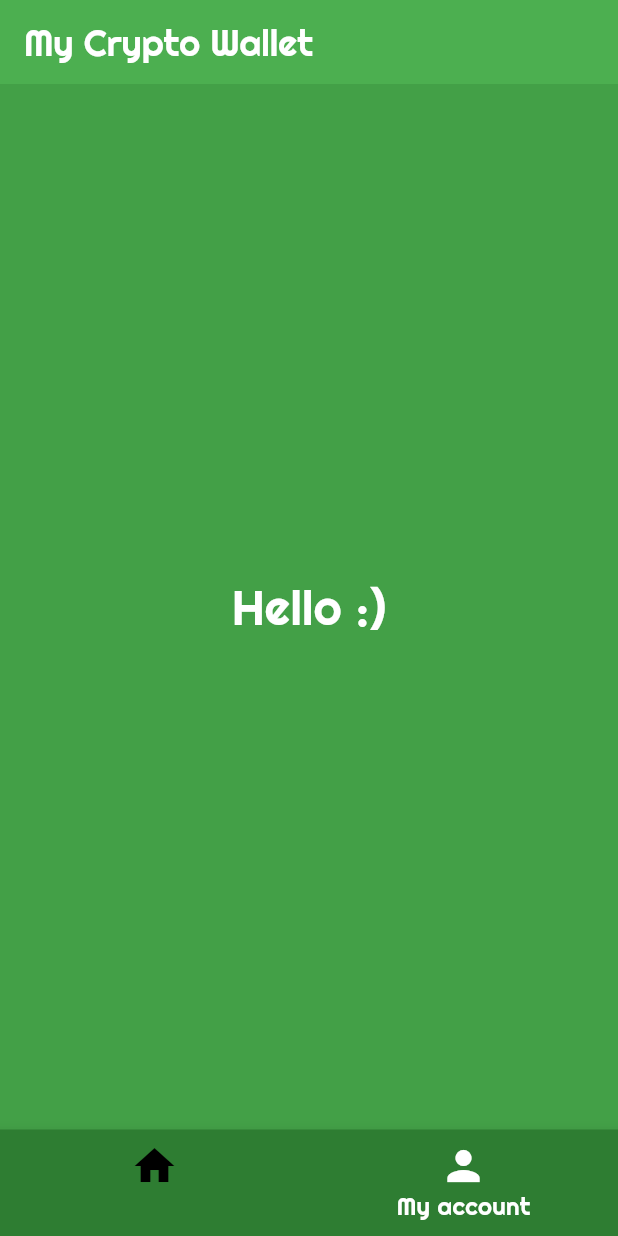
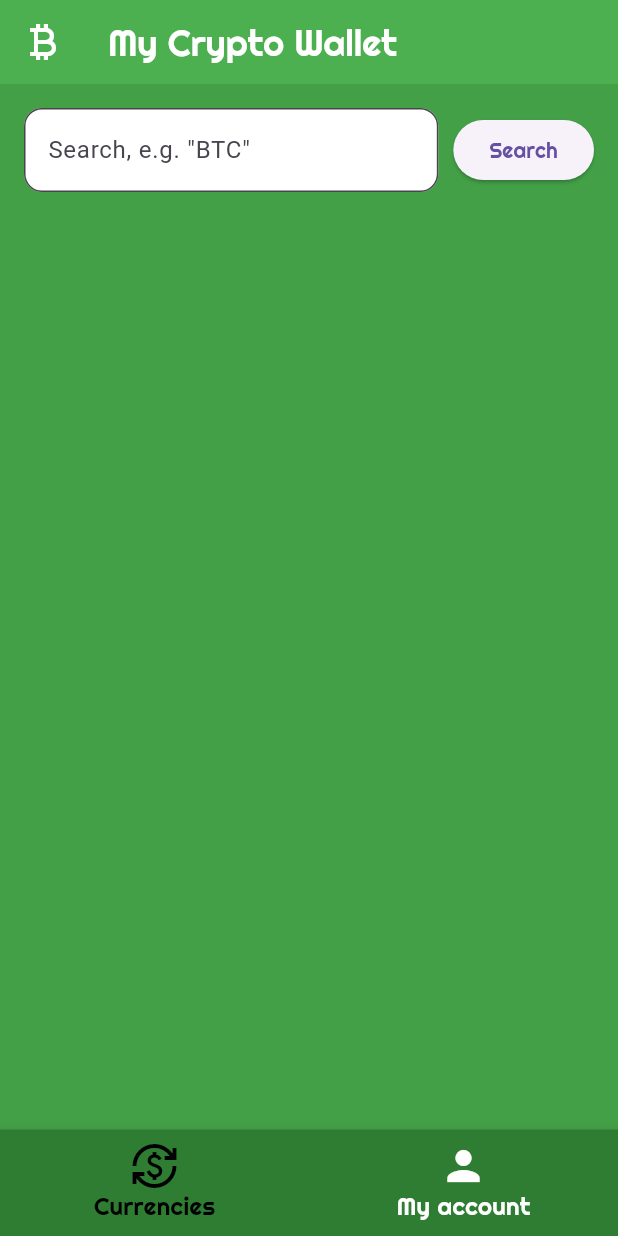
Before and after one commit to kubaolszewski/crypto_wallet, a Flutter app: the RoutePage screen opened directly, on a phone screen of 412 x 824 dp. Run offline on Flutter 3.47's test engine with Material 2 defaults, Android fonts, the phone set to English and light mode, and no system bars; our stand-ins replace bloc, dio, firebase_auth, firebase_core, flutter_bloc, google_fonts; missing offline and left inert: flutterfire_ui; accounts and stored records are empty.

Commit message:
Create currency model and API connection using Dio

```diff
--- a/lib/auth/pages/auth_gate.dart
+++ b/lib/app/auth/pages/auth_gate.dart
@@ -1,4 +1,4 @@
-import 'package:crypto_wallet/features/route_page.dart';
+import 'package:crypto_wallet/app/features/route_page.dart';
 import 'package:firebase_auth/firebase_auth.dart';
 import 'package:flutter/material.dart';
 import 'package:flutterfire_ui/auth.dart';
--- /dev/null
+++ b/lib/app/features/main_page/cubit/main_page_state.dart
@@ -0,0 +1,13 @@
+part of 'main_page_cubit.dart';
+
+class MainPageState {
+  const MainPageState({
+    this.currency,
+    this.status = Status.initial,
+    this.errorMessage,
+  });
+
+  final CurrencyModel? currency;
+  final Status status;
+  final String? errorMessage;
+}
--- /dev/null
+++ b/lib/app/features/main_page/main_page.dart
@@ -0,0 +1,156 @@
+import 'package:crypto_wallet/app/features/main_page/cubit/main_page_cubit.dart';
+import 'package:crypto_wallet/models/currency_model.dart';
+import 'package:flutter/material.dart';
+import 'package:flutter_bloc/flutter_bloc.dart';
+import 'package:google_fonts/google_fonts.dart';
+
+import '../../../repositories/currency_repository.dart';
+import '../../core/enum/enums.dart';
+
+class MainPage extends StatelessWidget {
+  const MainPage({
+    super.key,
+  });
+
+  @override
+  Widget build(BuildContext context) {
+    return BlocProvider(
+      create: (context) => MainPageCubit(
+        CurrencyRepository(),
+      ),
+      child: BlocConsumer<MainPageCubit, MainPageState>(
+        listener: (context, state) {
+          if (state.status == Status.error) {
+            final errorMessage = state.errorMessage.toString();
+            ScaffoldMessenger.of(context).showSnackBar(
+              SnackBar(
+                content: Text(errorMessage),
+                backgroundColor: Colors.red,
+              ),
+            );
+          }
+        },
+        builder: (context, state) {
+          final currencyModel = state.currency;
+          return Center(
+            child: Builder(builder: (context) {
+              if (state.status == Status.loading) {
+                return Center(
+                  child: Column(
+                    mainAxisAlignment: MainAxisAlignment.center,
+                    children: [
+                      Text(
+                        'Loading, please wait...',
+                        style: GoogleFonts.righteous(
+                          color: Colors.white,
+                          fontSize: 32,
+                        ),
+                      ),
+                      const CircularProgressIndicator(
+                        strokeWidth: 4.0,
+                      ),
+                    ],
+                  ),
+                );
+              }
+              return Center(
+                child: Column(
+                  children: [
+                    _SearchWidget(),
+                    if (currencyModel != null)
+                      _CurrencyModel(currencyModel: currencyModel),
+                  ],
+                ),
+              );
+            }),
+          );
+        },
+      ),
+    );
+  }
+}
+
+class _SearchWidget extends StatelessWidget {
+  _SearchWidget({
+    Key? key,
+  });
+
+  final _controller = TextEditingController();
+
+  @override
+  Widget build(BuildContext context) {
+    return Center(
+      child: Column(
+        mainAxisAlignment: MainAxisAlignment.center,
+        children: [
+          Padding(
+            padding: const EdgeInsets.all(16.0),
+            child: Row(
+              children: [
+                Expanded(
+                  child: TextField(
+                    controller: _controller,
+                    decoration: InputDecoration(
+                      border: OutlineInputBorder(
+                          borderRadius: BorderRadius.circular(12)),
+                      hintText: 'Search, e.g. "BTC"',
+                      filled: true,
+                      fillColor: Colors.white,
+                    ),
+                  ),
+                ),
+                const SizedBox(width: 10),
+                ElevatedButton(
+                  onPressed: () {
+                    // context
+                    //     .read<MainPageCubit>()
+                    //     .getCurrencyInfo(currencyName: _controller.text);
+                  },
+                  child: Text(
+                    'Search',
+                    style: GoogleFonts.righteous(),
+                  ),
+                )
+              ],
+            ),
+          )
+        ],
+      ),
+    );
+  }
+}
+
+class _CurrencyModel extends StatelessWidget {
+  const _CurrencyModel({
+    Key? key,
+    required this.currencyModel,
+  });
+
+  final CurrencyModel currencyModel;
+
+  @override
+  Widget build(BuildContext context) {
+    return Center(
+      child: Column(
+        mainAxisAlignment: MainAxisAlignment.center,
+        children: [
+          Text(
+            currencyModel.name,
+            style: GoogleFonts.righteous(
+              color: Colors.white,
+              fontSize: 32,
+            ),
+          ),
+          const SizedBox(height: 40),
+          Text(
+            currencyModel.value.toString(),
+            style: GoogleFonts.righteous(
+              color: Colors.white,
+              fontSize: 32,
+            ),
+          ),
+        ],
+      ),
+    );
+  }
+}
--- a/lib/features/route_page.dart
+++ b/lib/app/features/route_page.dart
@@ -1,5 +1,5 @@
-import 'package:crypto_wallet/features/main_page.dart';
-import 'package:crypto_wallet/features/my_account_page.dart';
+import 'package:crypto_wallet/app/features/main_page/main_page.dart';
+import 'package:crypto_wallet/app/features/my_account_page.dart';
 import 'package:flutter/material.dart';
 import 'package:google_fonts/google_fonts.dart';
 
@@ -17,6 +17,11 @@ class _RoutePageState extends State<RoutePage> {
     return Scaffold(
       backgroundColor: Colors.green[600],
       appBar: AppBar(
+        leading: const Icon(
+          Icons.currency_bitcoin,
+          color: Colors.white,
+          size: 32,
+        ),
         primary: true,
         automaticallyImplyLeading: false,
         backgroundColor: Colors.green,
@@ -58,10 +63,10 @@ class _RoutePageState extends State<RoutePage> {
             BottomNavigationBarItem(
               backgroundColor: Colors.white,
               icon: Icon(
-                Icons.home,
+                Icons.currency_exchange,
                 size: 32,
               ),
-              label: '',
+              label: 'Currencies',
             ),
             BottomNavigationBarItem(
               backgroundColor: Colors.white,
--- a/lib/features/main_page.dart
+++ /dev/null
@@ -1,26 +0,0 @@
-import 'package:flutter/material.dart';
-import 'package:google_fonts/google_fonts.dart';
-
-class MainPage extends StatelessWidget {
-  const MainPage({
-    super.key,
-  });
-
-  @override
-  Widget build(BuildContext context) {
-    return Center(
-      child: Column(
-        mainAxisAlignment: MainAxisAlignment.center,
-        children: [
-          Text(
-            'Hello :)',
-            style: GoogleFonts.righteous(
-              color: Colors.white,
-              fontSize: 32,
-            ),
-          )
-        ],
-      ),
-    );
-  }
-}
--- /dev/null
+++ b/lib/models/currency_model.dart
@@ -0,0 +1,10 @@
+class CurrencyModel {
+  CurrencyModel({
+    required this.name,
+    // required this.conversionCurrency,
+    required this.value,
+  });
+  final String name;
+  // final String conversionCurrency;
+  final double value;
+}
--- /dev/null
+++ b/lib/repositories/currency_repository.dart
@@ -0,0 +1,14 @@
+import 'package:crypto_wallet/models/currency_model.dart';
+import 'package:dio/dio.dart';
+
+class CurrencyRepository {
+  Future<CurrencyModel>? getCurrencyInfo({
+    required String currencyName,
+  }) async {
+    final serverResponse = await Dio().get(
+        'http://rest.coinapi.io/v1/exchangerate/BTC/USD?apikey=AC91C75A-6B9B-4E11-8F80-1F123E2B216E');
+    return CurrencyModel(name: 'Bitcoin', value: 25000.00);
+  }
+
+// http://rest.coinapi.io/v1/exchangerate/BTC/USD?apikey=AC91C75A-6B9B-4E11-8F80-1F123E2B216E
+}
--- a/lib/welcome_page.dart
+++ b/lib/welcome_page.dart
@@ -1,4 +1,4 @@
-import 'package:crypto_wallet/auth/pages/auth_gate.dart';
+import 'package:crypto_wallet/app/auth/pages/auth_gate.dart';
 import 'package:flutter/material.dart';
 import 'package:google_fonts/google_fonts.dart';
 
--- a/pubspec.yaml
+++ b/pubspec.yaml
@@ -39,6 +39,9 @@ dependencies:
   google_fonts: ^4.0.3
   flutterfire_ui: ^0.4.3+20
   firebase_auth: ^4.2.8
+  dio: ^5.0.0
+  bloc: ^8.1.1
+  flutter_bloc: ^8.1.2
 
 dev_dependencies:
   flutter_test:
```
Also changed, not shown: lib/app/features/main_page/cubit/main_page_cubit.dart (added, +39 -0 lines), lib/app/core/enum/enums.dart (renamed from lib/core/enum/enums.dart), lib/app/features/my_account_page.dart (renamed from lib/features/my_account_page.dart), lib/data_sources/remote_data_source.dart (added), pubspec.lock.
